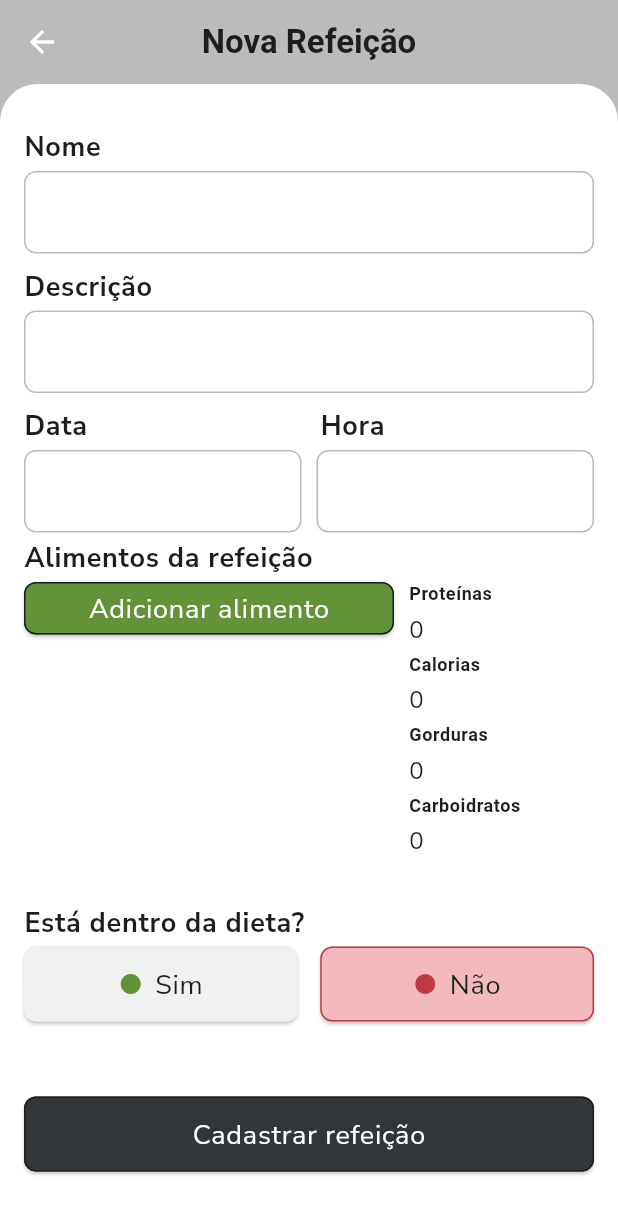
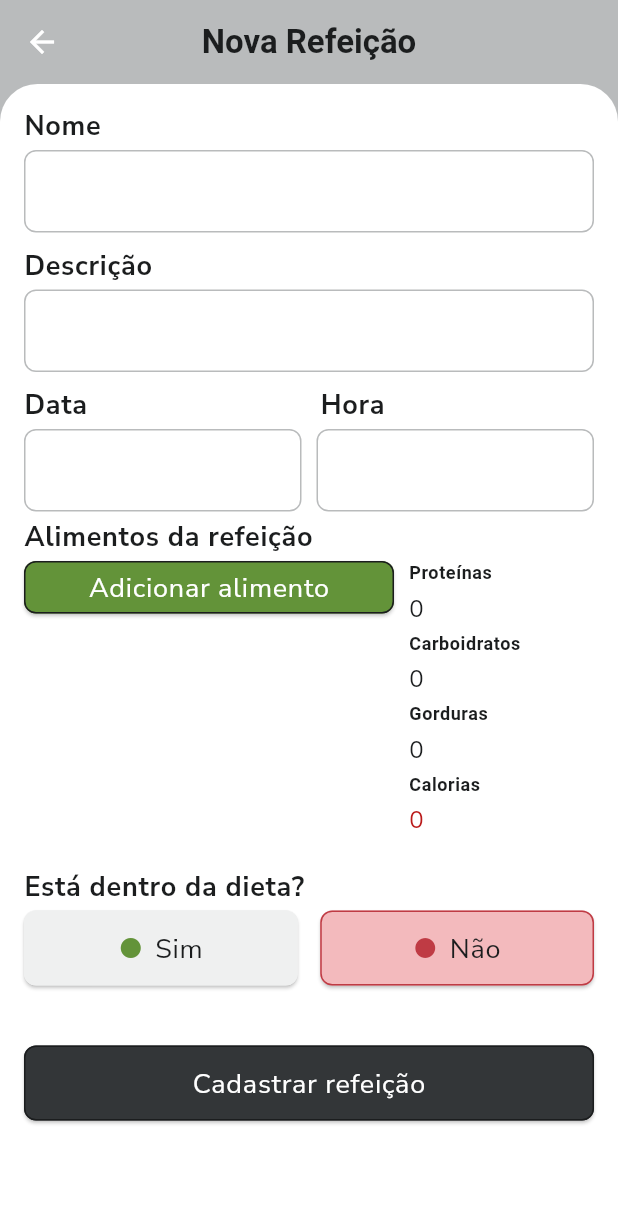
Before and after one commit to ArturAfonso/dieta_mobile, a Flutter app: the screen it shows after launch, after a tap on "+ Nova refeição", on a phone screen of 412 x 824 dp. Shown: the top 1214 px of the screen. Run offline on Flutter 3.47's test engine with Material 2 defaults, Android fonts, the phone set to English and light mode, and no system bars; our stand-ins replace device_info_plus, flutter_vector_icons, get, get_storage, google_fonts, group_button and 3 more; missing offline and left inert: validatorless; accounts and stored records are empty; network calls fail.

Commit message:
wip:salvar refeicao

```diff
--- a/lib/app/data/models/refeicao_model.dart
+++ b/lib/app/data/models/refeicao_model.dart
@@ -30,24 +30,26 @@ class RefeicaoModel {
   bool naDieta;
   String titulo;
   String? descricao;
-  // double? proteinas;
-  // double? carboidratos;
-  //double? gorduras;
-  // double? calorias;
+  double? proteinas;
+  double? carboidratos;
+  double? gorduras;
+  double? calorias;
   List<AlimentoModel?>? alimentos;
   DateTime? data;
+  DateTime? hora;
   String? diaDaSemana;
 
   RefeicaoModel({
     required this.naDieta,
     required this.titulo,
     this.descricao,
-    /*  this.proteinas,
+    this.proteinas,
     this.carboidratos,
     this.gorduras,
-    this.calorias, */
+    this.calorias,
     this.alimentos,
     this.data,
+    this.hora,
     this.diaDaSemana,
   });
 
@@ -55,10 +57,10 @@ class RefeicaoModel {
       : naDieta = json['naDieta'],
         titulo = json['titulo']?.toString() ?? '' {
     descricao = json['descricao']?.toString();
-    /*    proteinas = json['proteinas']?.toDouble();
+    proteinas = json['proteinas']?.toDouble();
     carboidratos = json['carboidratos']?.toDouble();
     gorduras = json['gorduras']?.toDouble();
-    calorias = json['calorias']?.toDouble(); */
+    calorias = json['calorias']?.toDouble();
     if (json['alimentos'] != null) {
       final v = json['alimentos'];
       final arr0 = <AlimentoModel>[];
@@ -68,18 +70,20 @@ class RefeicaoModel {
       alimentos = arr0;
     }
     data = json['data'] != null ? DateTime.parse(json['data']) : null;
+    data = json['hora'] != null ? DateTime.parse(json['hora']) : null;
     diaDaSemana = json['diaDaSemana']?.toString();
   }
 
   Map<String, dynamic> toJson() {
-    final data = <String, dynamic>{};
+    var data = <String, dynamic>{};
+    var hora = <String, dynamic>{};
     data['naDieta'] = naDieta;
     data['titulo'] = titulo;
     data['descricao'] = descricao;
-    /*  data['proteinas'] = proteinas;
+    data['proteinas'] = proteinas;
     data['carboidratos'] = carboidratos;
     data['gorduras'] = gorduras;
-    data['calorias'] = calorias; */
+    data['calorias'] = calorias;
     if (alimentos != null) {
       final v = alimentos;
       final arr0 = [];
@@ -90,6 +94,7 @@ class RefeicaoModel {
     }
     data['data'] = this.data?.toIso8601String();
     data['diaDaSemana'] = diaDaSemana;
+    data['hora'] = this.hora?.toIso8601String();
     return data;
   }
 
--- a/lib/app/modules/alimentos/controllers/alimentos_controller.dart
+++ b/lib/app/modules/alimentos/controllers/alimentos_controller.dart
@@ -249,6 +249,7 @@ class AlimentosController extends GetxController {
                           text: 'Sim, salvar',
                           onPressed: () {
                             cLocalDatabase.listAlimentos.add(alimento);
+                            update();
                             // Get.offAllNamed(Routes.ALIMENTOS);
                             Get.back();
                             Get.back();
--- a/lib/app/modules/cadastrar_refeicao/views/cadastrar_refeicao_view.dart
+++ b/lib/app/modules/cadastrar_refeicao/views/cadastrar_refeicao_view.dart
@@ -1,3 +1,4 @@
+import 'package:dieta_mobile/app/controllers/local_database_controller.dart';
 import 'package:dieta_mobile/app/data/shared/app_utils.dart';
 import 'package:dieta_mobile/app/routes/app_pages.dart';
 import 'package:flutter/material.dart';
@@ -15,6 +16,7 @@ class CadastrarRefeicaoView extends GetView<CadastrarRefeicaoController> {
   const CadastrarRefeicaoView({Key? key}) : super(key: key);
   @override
   Widget build(BuildContext context) {
+    LocalDatabaseController cDatabaseLocal = Get.arguments;
     return Scaffold(
       appBar: AppBar(
         // leading: ,
@@ -44,7 +46,7 @@ class CadastrarRefeicaoView extends GetView<CadastrarRefeicaoController> {
             ),
           ),
           child: Padding(
-            padding: const EdgeInsets.only(top: 30.0, left: 16.0, right: 16.0, bottom: 16),
+            padding: const EdgeInsets.only(top: 16.0, left: 16.0, right: 16.0, bottom: 16),
             child: SingleChildScrollView(
               child: Column(
                 mainAxisSize: MainAxisSize.min,
@@ -118,13 +120,6 @@ class CadastrarRefeicaoView extends GetView<CadastrarRefeicaoController> {
                     style: Theme.of(context).textTheme.bodyLarge!.copyWith(fontWeight: FontWeight.bold),
                   ),
                   const SizedBox(height: 5),
-                  /*   Row(
-                    children: [
-                      Expanded(flex: 1, child: CustomTextField(txtController: controller.tituloRefeicao)),
-                      const SizedBox(width: 15),
-                      Expanded(flex: 1, child: CustomTextField(txtController: controller.tituloRefeicao)),
-                    ],
-                  ), */
                   Row(
                     crossAxisAlignment: CrossAxisAlignment.start,
                     children: [
@@ -322,11 +317,11 @@ class CadastrarRefeicaoView extends GetView<CadastrarRefeicaoController> {
                                 Text(AppUtils.formatDouble(controller.refeicao.value.totalProteinas())),
                                 const SizedBox(height: 5),
                                 Text(
-                                  'Calorias',
+                                  'Carboidratos',
                                   style: Theme.of(context).textTheme.bodySmall!.copyWith(fontWeight: FontWeight.bold),
                                 ),
                                 const SizedBox(height: 5),
-                                Text(AppUtils.formatDouble(controller.refeicao.value.totalCalorias())),
+                                Text(AppUtils.formatDouble(controller.refeicao.value.totalCarboidratos())),
                                 const SizedBox(height: 5),
                                 Text(
                                   'Gorduras',
@@ -336,19 +331,17 @@ class CadastrarRefeicaoView extends GetView<CadastrarRefeicaoController> {
                                 Text(AppUtils.formatDouble(controller.refeicao.value.totalGorduras())),
                                 const SizedBox(height: 5),
                                 Text(
-                                  'Carboidratos',
-                                  style: Theme.of(context).textTheme.bodySmall!.copyWith(fontWeight: FontWeight.bold),
+                                  'Calorias',
+                                  style: Theme.of(context).textTheme.bodySmall!.copyWith(
+                                        fontWeight: FontWeight.bold,
+                                      ),
                                 ),
                                 const SizedBox(height: 5),
-                                Text(AppUtils.formatDouble(controller.refeicao.value.totalCarboidratos())),
+                                Text(
+                                  AppUtils.formatDouble(controller.refeicao.value.totalCalorias()),
+                                  style: TextStyle(color: Theme.of(context).colorScheme.error),
+                                ),
                                 const SizedBox(height: 5),
-
-                                /*  SizedBox(
-                                                    height: 50,
-                                                    child: CustomTextField(
-                                                      txtController: controller.descricaoRefeicao,
-                                                    ),
-                                                  ), */
                               ],
                             ),
                           );
@@ -356,7 +349,7 @@ class CadastrarRefeicaoView extends GetView<CadastrarRefeicaoController> {
                       ),
                     ],
                   ),
-                  const SizedBox(height: 15),
+                  const SizedBox(height: 5),
                   Text(
                     'Está dentro da dieta?',
                     style: Theme.of(context).textTheme.bodyLarge!.copyWith(fontWeight: FontWeight.bold),
@@ -450,7 +443,7 @@ class CadastrarRefeicaoView extends GetView<CadastrarRefeicaoController> {
                     ],
                   ),
                   const SizedBox(
-                    height: 50,
+                    height: 40,
                   ),
                   Padding(
                     padding: const EdgeInsets.only(bottom: 18.0),
@@ -459,7 +452,8 @@ class CadastrarRefeicaoView extends GetView<CadastrarRefeicaoController> {
                       onPressed: () {
                         // controller.formKey.currentState!.validate();
                         print(controller.refeicao.value.alimentos!.length);
-                        controller.validadeRefeicao(context);
+
+                        controller.validadeRefeicao(context, cDatabaseLocal);
                       },
                     ),
                   ),
--- a/lib/app/modules/home/controllers/home_controller.dart
+++ b/lib/app/modules/home/controllers/home_controller.dart
@@ -1,5 +1,6 @@
 // ignore_for_file: avoid_print
 
+import 'package:dieta_mobile/app/controllers/local_database_controller.dart';
 import 'package:dieta_mobile/app/data/shared/dieta_utils.dart';
 import 'package:dieta_mobile/app/modules/auth/controllers/auth_controller.dart';
 import 'package:dieta_mobile/app/modules/informacoes/controllers/saveinfo_controller.dart';
@@ -9,6 +10,7 @@ import 'package:get_storage/get_storage.dart';
 
 class HomeController extends GetxController {
   AuthController cAuth = Get.find();
+  LocalDatabaseController cLocalDatabase = Get.find();
 
   SaveInfoUserController cSaveInfo = Get.find();
   GetStorage storage = GetStorage('storage');
--- a/lib/app/modules/home/views/home_view.dart
+++ b/lib/app/modules/home/views/home_view.dart
@@ -1,9 +1,9 @@
+import 'package:dieta_mobile/app/controllers/local_database_controller.dart';
 import 'package:flutter/material.dart';
 
 import 'package:get/get.dart';
 import 'package:phosphor_flutter/phosphor_flutter.dart';
 
-import '../../../data/models/alimento_model.dart';
 import '../../../data/models/refeicao_model.dart';
 import '../../../data/shared/app_utils.dart';
 import '../../../data/shared/custom_button.dart';
@@ -14,9 +14,9 @@ import '../widgets/custom_appbar_home.dart';
 import '../widgets/dia_dieta_tile.dart';
 
 class HomeView extends GetView<HomeController> {
-  HomeView({Key? key}) : super(key: key);
+  const HomeView({Key? key}) : super(key: key);
 
-  Map<String, List<RefeicaoModel>> _groupTransactionsByDate(List<RefeicaoModel> refeicoes) {
+  Map<String, List<RefeicaoModel>> _groupDaysByDate(List<RefeicaoModel> refeicoes) {
     refeicoes.sort((a, b) => b.data!.compareTo(a.data!));
 
     final Map<String, List<RefeicaoModel>> groupedRefeicoes = {};
@@ -32,7 +32,7 @@ class HomeView extends GetView<HomeController> {
     return groupedRefeicoes;
   }
 
-  final List<RefeicaoModel> refeicoes = [
+  /* final List<RefeicaoModel> refeicoes = [
     RefeicaoModel(
       titulo: 'Cafe da manha',
       data: DateTime(2023, 10, 1, 20, 30),
@@ -94,14 +94,14 @@ class HomeView extends GetView<HomeController> {
       ],
       naDieta: true,
     ),
-  ];
+  ]; */
   @override
   Widget build(BuildContext context) {
     final screenWidth = MediaQuery.of(context).size.width;
     final screenHeight = MediaQuery.of(context).size.height;
     //  List<List<RefeicaoModel>> refeicoesAgrupadas = agruparRefeicoesPorData(refeicoes);
-    final groupedTransactions = _groupTransactionsByDate(refeicoes);
-
+    final groupedDays = _groupDaysByDate(controller.cLocalDatabase.listRefeicoes);
+    controller.cLocalDatabase.update();
     return SafeArea(
       child: Scaffold(
         appBar: const PreferredSize(
@@ -178,21 +178,27 @@ class HomeView extends GetView<HomeController> {
               CustomButton(
                 text: '+ Nova refeição',
                 onPressed: () {
-                  Get.toNamed(Routes.CADASTRAR_REFEICAO);
+                  Get.toNamed(Routes.CADASTRAR_REFEICAO, arguments: controller.cLocalDatabase);
                 },
               ),
               const SizedBox(height: 10),
               Expanded(
-                child: ListView.builder(
-                  itemCount: groupedTransactions.length,
-                  itemBuilder: (context, index) {
-                    final date = groupedTransactions.keys.elementAt(index);
-                    final transactions = groupedTransactions[date]!;
-                    return DiaDietaTile(
-                      refeicoes: transactions,
+                child: GetBuilder<LocalDatabaseController>(
+                  init: controller.cLocalDatabase,
+                  initState: (_) {},
+                  builder: (_) {
+                    return ListView.builder(
+                      itemCount: groupedDays.length,
+                      itemBuilder: (context, index) {
+                        final date = groupedDays.keys.elementAt(index);
+                        final extractedRefeicoes = groupedDays[date]!;
+                        return DiaDietaTile(
+                          refeicoes: extractedRefeicoes,
+                        );
+
+                        // return RefeicaoResumidaTile();
+                      },
                     );
-
-                    // return RefeicaoResumidaTile();
                   },
                 ),
               ),
--- a/lib/app/modules/home/widgets/dia_dieta_tile.dart
+++ b/lib/app/modules/home/widgets/dia_dieta_tile.dart
@@ -15,7 +15,7 @@ class DiaDietaTile extends StatelessWidget {
   @override
   Widget build(BuildContext context) {
     DateTime dateTime = refeicoes.first.data!;
-    String formattedDate = AppUtils.alternativeFormattedDate(dateTime);
+    String formattedDate = AppUtils.formattedDate(dateTime);
 
     return Column(
       mainAxisSize: MainAxisSize.min,
--- a/lib/main.dart
+++ b/lib/main.dart
@@ -4,6 +4,7 @@ import 'package:dieta_mobile/app/modules/auth/controllers/auth_controller.dart';
 import 'package:dieta_mobile/app/modules/informacoes/controllers/saveinfo_controller.dart';
 import 'package:dieta_mobile/app/modules/metas/controllers/metas_controller.dart';
 import 'package:flutter/material.dart';
+import 'package:flutter_localizations/flutter_localizations.dart';
 
 import 'package:get/get.dart';
 import 'package:get_storage/get_storage.dart';
@@ -30,7 +31,12 @@ void main() async {
       initialRoute: AppPages.INITIAL, //cAuth.loadUserLogado(),
       getPages: AppPages.routes,
       theme: lightTheme,
+      localizationsDelegates: GlobalMaterialLocalizations.delegates,
 
+      supportedLocales: const [
+        Locale('en', 'US'),
+        Locale('pt', 'BR'),
+      ],
       //darkTheme: darkTheme,
       //themeMode: getTheme(),
     ),
--- a/pubspec.yaml
+++ b/pubspec.yaml
@@ -20,7 +20,9 @@ dependencies:
   permission_handler: 11.0.1
   phosphor_flutter: ^1.0.0
   validatorless: ^1.2.4
-  intl: ^0.18.1
+  intl: ^0.17.0
+  flutter_localizations:
+    sdk: flutter
 
 dev_dependencies:
   flutter_lints: 2.0.2
```
Also changed, not shown: lib/app/modules/alimentos/views/alimentos_view.dart (+7 -1 lines), lib/app/modules/cadastrar_refeicao/controllers/cadastrar_refeicao_controller.dart (+21 -11 lines), lib/app/modules/cadastrar_refeicao/widgets/date_picker.dart (+50 -7 lines), pubspec.lock.
